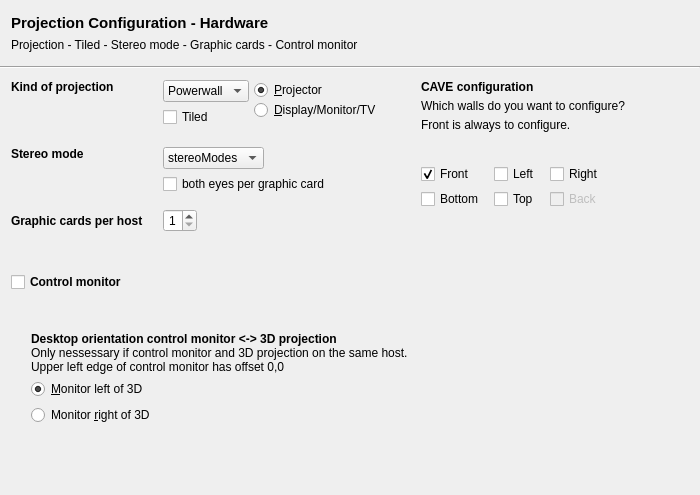
Old version of the form src/tools/vrcw/vrcwprojectionhw.ui in the repository hlrs-vis/covise.
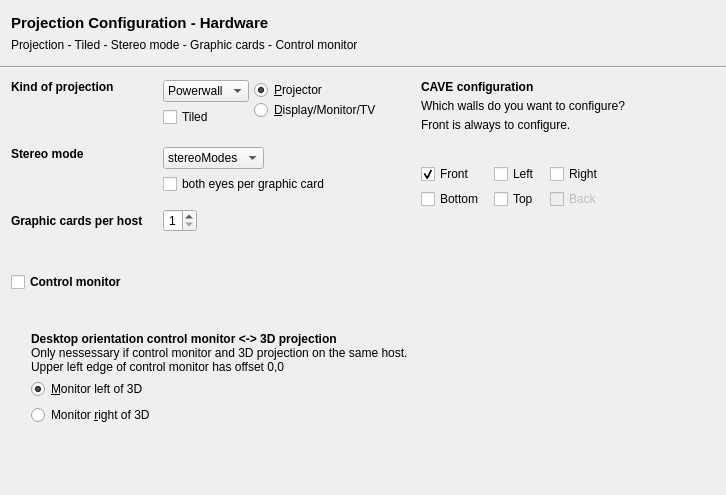
New version of the form. Icons and pictures are not drawn.

Patch:
```diff
--- a/src/tools/vrcw/vrcwprojectionhw.ui
+++ b/src/tools/vrcw/vrcwprojectionhw.ui
@@ -6,7 +6,7 @@
    <rect>
     <x>0</x>
     <y>0</y>
-    <width>700</width>
+    <width>726</width>
     <height>495</height>
    </rect>
   </property>
```
Left out of the diff: 148 changed lines with no effect on the pictures.
